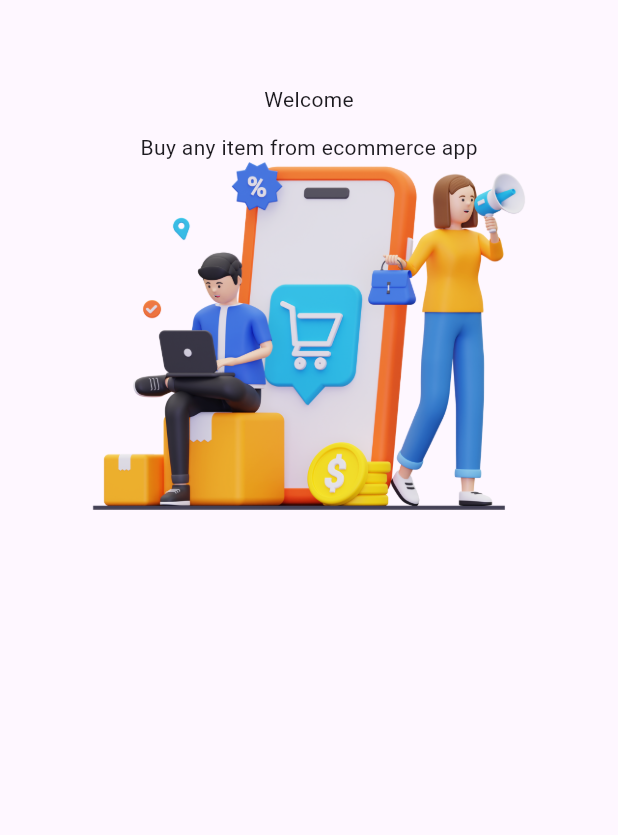
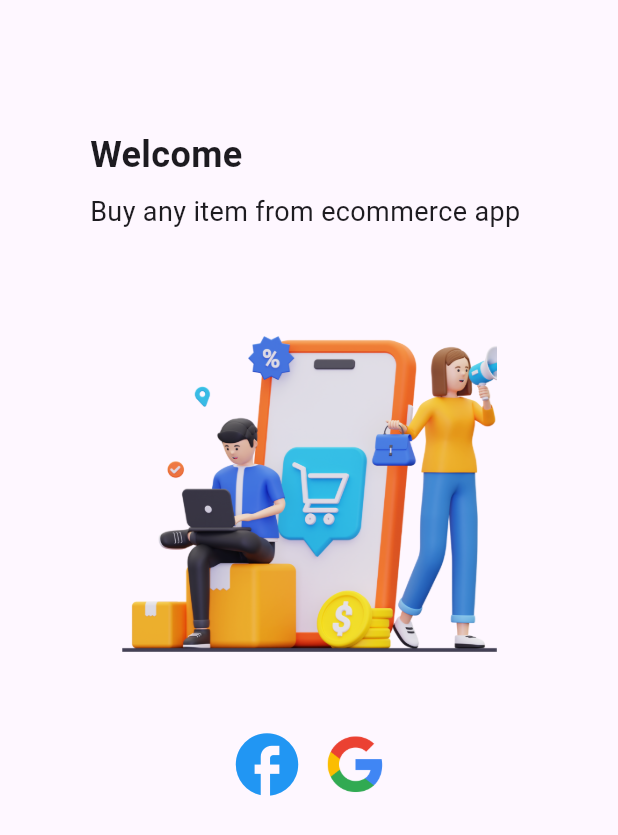
Before and after one commit to nhistory/flutter_ecommerse, a Flutter app: the screen it shows after launch, on a phone screen of 412 x 824 dp. Shown: the top 835 px of the screen. Run offline on Flutter 3.47's test engine with Material 3 defaults, Android fonts, the phone set to English and light mode, and no system bars.

Commit message:
Added social icons

```diff
--- a/lib/constants/asset_images.dart
+++ b/lib/constants/asset_images.dart
@@ -4,4 +4,5 @@ class AssetsImages {
   static const String _imagesPath = "assets/images";
 
   final String welcomeImage = "$_imagesPath/welcome.png";
+  final String googleLogo = "$_imagesPath/google.png";
 }
--- a/lib/screens/auth_ui/login/login.dart
+++ b/lib/screens/auth_ui/login/login.dart
@@ -1,3 +1,4 @@
+import 'package:flutter/cupertino.dart';
 import 'package:flutter/material.dart';
 import 'package:flutter_ecommerse/constants/asset_images.dart';
 
@@ -7,18 +8,75 @@ class Login extends StatelessWidget {
   @override
   Widget build(BuildContext context) {
     return Scaffold(
-      body: Column(
+      body: Padding(
+        padding: const EdgeInsets.all(30.0),
+        child: Column(
+          crossAxisAlignment: CrossAxisAlignment.start,
           children: [
             const SizedBox(
               height: kToolbarHeight,
             ),
-          const Text("Welcome"),
+            const Padding(
+              padding: EdgeInsets.only(left: 30.0),
+              child: Text(
+                "Welcome",
+                style: TextStyle(
+                  fontSize: 24.0,
+                  fontWeight: FontWeight.bold,
+                ),
+              ),
+            ),
             const SizedBox(
-            height: 12,
+              height: 8,
             ),
-          const Text("Buy any item from ecommerce app"),
-          Image.asset(AssetsImages.instance.welcomeImage)
+            const Padding(
+              padding: EdgeInsets.only(left: 30.0),
+              child: Text(
+                "Buy any item from ecommerce app",
+                style: TextStyle(
+                  fontSize: 18.0,
+                ),
+              ),
+            ),
+            const SizedBox(
+              height: 70,
+            ),
+            Center(
+              child: Image.asset(
+                AssetsImages.instance.welcomeImage,
+                width: 250,
+              ),
+            ),
+            const SizedBox(
+              height: 50,
+            ),
+            Row(
+              mainAxisAlignment: MainAxisAlignment.center,
+              children: [
+                CupertinoButton(
+                  onPressed: () {},
+                  padding: EdgeInsets.zero,
+                  child: const Icon(
+                    Icons.facebook,
+                    size: 50,
+                    color: Colors.blue,
+                  ),
+                ),
+                const SizedBox(
+                  width: 12.0,
+                ),
+                CupertinoButton(
+                  onPressed: () {},
+                  padding: EdgeInsets.zero,
+                  child: Image.asset(
+                    AssetsImages.instance.googleLogo,
+                    scale: 19,
+                  ),
+                ),
               ],
+            ),
+          ],
+        ),
       ),
     );
   }
```
Also changed, not shown: assets/images/google.png (added), assets/images/welcome.png. Lines whose indentation alone changed are shown as unchanged.
